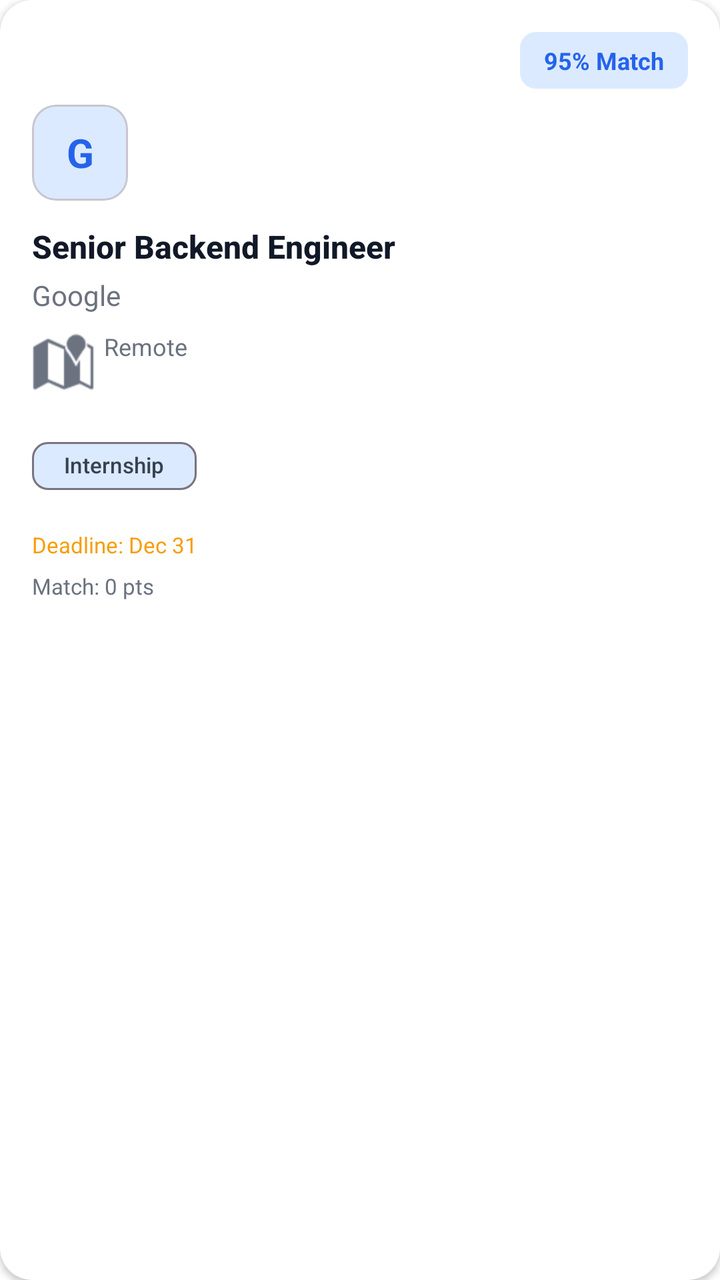
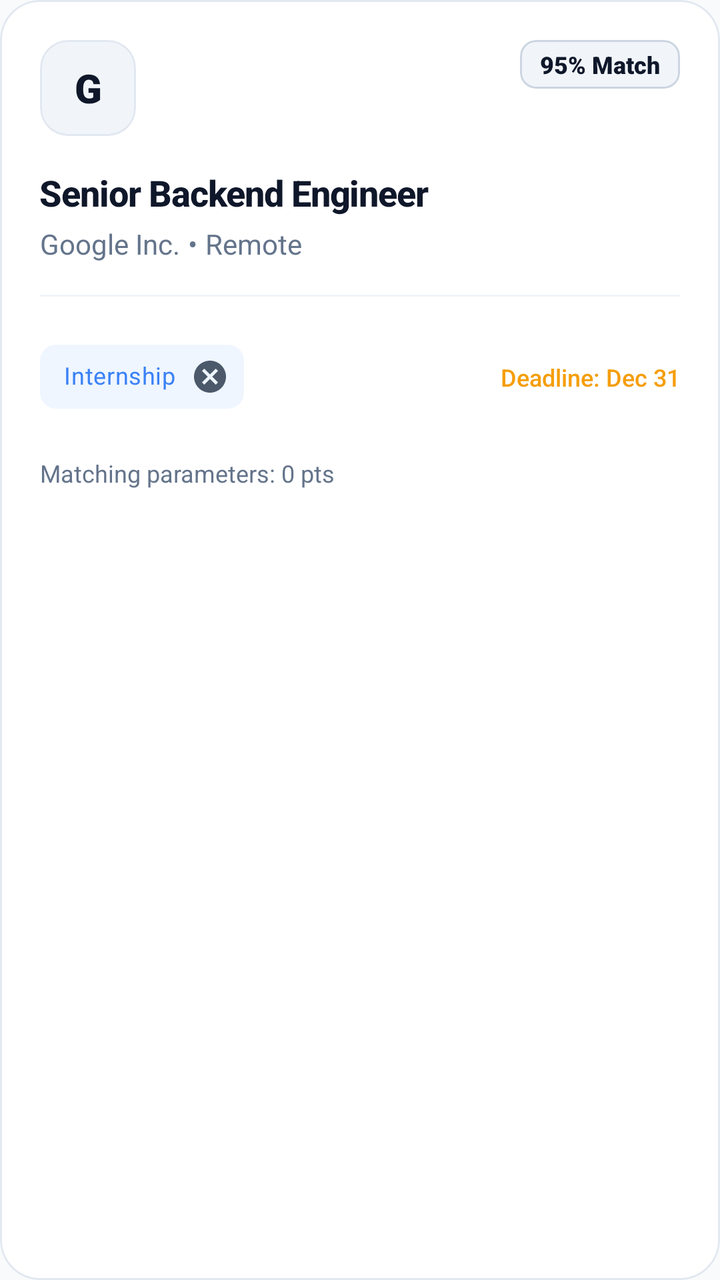

Screens rendered from an Android XML layout before and after an edit, with the pre-edit source and the edit as a unified diff.
<!-- AndroidManifest.xml: application theme Theme.MyApplication -->
<!-- res/layout/item_opportunity_horizontal.xml -->
<?xml version="1.0" encoding="utf-8"?>
<com.google.android.material.card.MaterialCardView xmlns:android="http://schemas.android.com/apk/res/android"
    xmlns:app="http://schemas.android.com/apk/res-auto"
    android:layout_width="280dp"
    android:layout_height="wrap_content"
    android:layout_marginEnd="12dp"
    app:cardCornerRadius="16dp"
    app:cardElevation="2dp"
    app:cardBackgroundColor="@color/card_background"
    app:strokeWidth="0dp">

    <androidx.constraintlayout.widget.ConstraintLayout
        android:layout_width="match_parent"
        android:layout_height="wrap_content"
        android:padding="16dp">

        
        <TextView
            android:id="@+id/tv_match_badge"
            android:layout_width="wrap_content"
            android:layout_height="wrap_content"
            android:background="@drawable/match_background"
            android:paddingHorizontal="12dp"
            android:paddingVertical="6dp"
            android:text="95% Match"
            android:textColor="@color/primary"
            android:textSize="12sp"
            android:textStyle="bold"
            app:layout_constraintEnd_toEndOf="parent"
            app:layout_constraintTop_toTopOf="parent" />

        
        <com.google.android.material.card.MaterialCardView
            android:id="@+id/company_logo_container"
            android:layout_width="48dp"
            android:layout_height="48dp"
            android:layout_marginTop="8dp"
            app:cardCornerRadius="12dp"
            app:cardElevation="0dp"
            app:cardBackgroundColor="@color/primary_container"
            app:layout_constraintStart_toStartOf="parent"
            app:layout_constraintTop_toBottomOf="@id/tv_match_badge">

            <TextView
                android:id="@+id/company_initial"
                android:layout_width="match_parent"
                android:layout_height="match_parent"
                android:gravity="center"
                android:text="G"
                android:textColor="@color/primary"
                android:textSize="20sp"
                android:textStyle="bold" />

        </com.google.android.material.card.MaterialCardView>

        
        <TextView
            android:id="@+id/tv_title"
            android:layout_width="0dp"
            android:layout_height="wrap_content"
            android:layout_marginTop="12dp"
            android:ellipsize="end"
            android:fontFamily="sans-serif-medium"
            android:maxLines="2"
            android:text="Senior Backend Engineer"
            android:textColor="@color/on_background"
            android:textSize="16sp"
            android:textStyle="bold"
            app:layout_constraintEnd_toEndOf="parent"
            app:layout_constraintStart_toStartOf="parent"
            app:layout_constraintTop_toBottomOf="@id/company_logo_container" />

        
        <TextView
            android:id="@+id/tv_company"
            android:layout_width="wrap_content"
            android:layout_height="wrap_content"
            android:layout_marginTop="4dp"
            android:text="Google"
            android:textColor="@color/on_surface_variant"
            android:textSize="14sp"
            app:layout_constraintStart_toStartOf="parent"
            app:layout_constraintTop_toBottomOf="@id/tv_title" />

        
        <TextView
            android:id="@+id/tv_location"
            android:layout_width="wrap_content"
            android:layout_height="wrap_content"
            android:layout_marginTop="8dp"
            android:drawablePadding="4dp"
            android:text="Remote"
            android:textColor="@color/on_surface_variant"
            android:textSize="12sp"
            app:drawableStartCompat="@android:drawable/ic_dialog_map"
            app:drawableTint="@color/on_surface_variant"
            app:layout_constraintStart_toStartOf="parent"
            app:layout_constraintTop_toBottomOf="@id/tv_company" />

        
        <com.google.android.material.chip.Chip
            android:id="@+id/chip_type"
            style="@style/Widget.Material3.Chip.Assist"
            android:layout_width="wrap_content"
            android:layout_height="wrap_content"
            android:layout_marginTop="12dp"
            android:text="@string/internship"
            android:textSize="11sp"
            app:chipBackgroundColor="@color/info_bg"
            app:chipMinHeight="24dp"
            app:layout_constraintStart_toStartOf="parent"
            app:layout_constraintTop_toBottomOf="@id/tv_location" />

        
        <TextView
            android:id="@+id/tv_deadline"
            android:layout_width="wrap_content"
            android:layout_height="wrap_content"
            android:layout_marginTop="8dp"
            android:text="Deadline: Dec 31"
            android:textColor="@color/warning"
            android:textSize="11sp"
            app:layout_constraintStart_toStartOf="parent"
            app:layout_constraintTop_toBottomOf="@id/chip_type" />

        <TextView
            android:id="@+id/tvMatchScore"
            android:layout_width="wrap_content"
            android:layout_height="wrap_content"
            android:layout_marginTop="6dp"
            android:text="Match: 0 pts"
            android:textColor="@color/on_surface_variant"
            android:textSize="11sp"
            app:layout_constraintStart_toStartOf="parent"
            app:layout_constraintTop_toBottomOf="@id/tv_deadline" />

    </androidx.constraintlayout.widget.ConstraintLayout>

</com.google.android.material.card.MaterialCardView>
<!-- resources referenced by this layout -->
<resources>
  <color name="card_background">#FFFFFF</color>
  <color name="info_bg">#DBEAFE</color>
  <color name="on_background">#111827</color>
  <color name="on_surface_variant">#6B7280</color>
  <color name="primary">#2563EB</color>
  <color name="primary_container">#DBEAFE</color>
  <color name="warning">#F59E0B</color>
  <!-- drawable match_background (drawable) -->
  <?xml version="1.0" encoding="utf-8"?>
  <shape xmlns:android="http://schemas.android.com/apk/res/android"
      android:shape="rectangle">
      <solid android:color="@color/primary_container" />
      <corners android:radius="8dp" />
  </shape>
  <string name="internship">Internship</string>
  <style name="Theme.MyApplication" parent="Base.Theme.MyApplication" />
  <style name="Base.Theme.MyApplication" parent="Theme.Material3.Light.NoActionBar">
          
          <item name="colorPrimary">@color/primary</item>
          <item name="colorPrimaryVariant">@color/primary_dark</item>
          <item name="colorOnPrimary">@color/on_primary</item>
          <item name="colorPrimaryContainer">@color/primary_container</item>
          
          
          <item name="colorSecondary">@color/secondary</item>
          <item name="colorSecondaryVariant">@color/secondary_dark</item>
          <item name="colorOnSecondary">@color/on_secondary</item>
          <item name="colorSecondaryContainer">@color/secondary_container</item>
          
          
          <item name="colorTertiary">@color/tertiary</item>
          <item name="colorTertiaryContainer">@color/tertiary_container</item>
          
          
          <item name="android:colorBackground">@color/background</item>
          <item name="colorSurface">@color/surface</item>
          <item name="colorSurfaceVariant">@color/surface_variant</item>
          <item name="colorOnBackground">@color/on_background</item>
          <item name="colorOnSurface">@color/on_surface</item>
          
          
          <item name="colorError">@color/error</item>
          
          
          <item name="android:statusBarColor">@color/background</item>
          <item name="android:windowLightStatusBar">true</item>
          
          
          <item name="android:navigationBarColor">@color/background</item>
          <item name="android:windowLightNavigationBar">true</item>
          
          
          <item name="shapeAppearanceSmallComponent">@style/ShapeAppearance.App.SmallComponent</item>
          <item name="shapeAppearanceMediumComponent">@style/ShapeAppearance.App.MediumComponent</item>
          <item name="shapeAppearanceLargeComponent">@style/ShapeAppearance.App.LargeComponent</item>
      </style>
  <color name="primary_dark">#1E40AF</color>
  <color name="on_primary">#FFFFFF</color>
  <color name="secondary">#7C3AED</color>
  <color name="secondary_dark">#6D28D9</color>
  <color name="on_secondary">#FFFFFF</color>
  <color name="secondary_container">#EDE9FE</color>
  <color name="tertiary">#059669</color>
  <color name="tertiary_container">#D1FAE5</color>
  <color name="background">#FFFFFF</color>
  <color name="surface">#F9FAFB</color>
  <color name="surface_variant">#F3F4F6</color>
  <color name="on_surface">#374151</color>
  <color name="error">#EF4444</color>
  <style name="ShapeAppearance.App.SmallComponent" parent="ShapeAppearance.Material3.SmallComponent">
          <item name="cornerFamily">rounded</item>
          <item name="cornerSize">8dp</item>
      </style>
  <style name="ShapeAppearance.App.MediumComponent" parent="ShapeAppearance.Material3.MediumComponent">
          <item name="cornerFamily">rounded</item>
          <item name="cornerSize">12dp</item>
      </style>
  <style name="ShapeAppearance.App.LargeComponent" parent="ShapeAppearance.Material3.LargeComponent">
          <item name="cornerFamily">rounded</item>
          <item name="cornerSize">16dp</item>
      </style>
</resources>

<!-- the commit's change to res/layout/item_opportunity_horizontal.xml (unified diff, before → after) -->
@@ -1,45 +1,58 @@
 <?xml version="1.0" encoding="utf-8"?>
 <com.google.android.material.card.MaterialCardView xmlns:android="http://schemas.android.com/apk/res/android"
     xmlns:app="http://schemas.android.com/apk/res-auto"
-    android:layout_width="280dp"
+    android:layout_width="300dp"
     android:layout_height="wrap_content"
-    android:layout_marginEnd="12dp"
-    app:cardCornerRadius="16dp"
-    app:cardElevation="2dp"
+    android:layout_marginEnd="16dp"
+    android:layout_marginVertical="10dp"
+    app:cardCornerRadius="20dp"
+    app:cardElevation="0dp"
     app:cardBackgroundColor="@color/card_background"
-    app:strokeWidth="0dp">
+    app:strokeColor="@color/outline"
+    app:strokeWidth="1dp">
 
     <androidx.constraintlayout.widget.ConstraintLayout
         android:layout_width="match_parent"
-        android:layout_height="wrap_content"
-        android:padding="16dp">
+        android:layout_height="match_parent"
+        android:padding="20dp">
 
         
-        <TextView
-            android:id="@+id/tv_match_badge"
+        <com.google.android.material.card.MaterialCardView
+            android:id="@+id/tv_match_badge_container"
             android:layout_width="wrap_content"
             android:layout_height="wrap_content"
-            android:background="@drawable/match_background"
-            android:paddingHorizontal="12dp"
-            android:paddingVertical="6dp"
-            android:text="95% Match"
-            android:textColor="@color/primary"
-            android:textSize="12sp"
-            android:textStyle="bold"
+            app:cardCornerRadius="8dp"
+            app:cardElevation="0dp"
+            app:cardBackgroundColor="@color/surface_variant"
+            app:strokeWidth="1dp"
+            app:strokeColor="@color/outline_variant"
             app:layout_constraintEnd_toEndOf="parent"
-            app:layout_constraintTop_toTopOf="parent" />
+            app:layout_constraintTop_toTopOf="parent">
+            
+            <TextView
+                android:id="@+id/tv_match_badge"
+                android:layout_width="wrap_content"
+                android:layout_height="wrap_content"
+                android:paddingHorizontal="10dp"
+                android:paddingVertical="4dp"
+                android:text="95% Match"
+                android:textColor="@color/primary"
+                android:textSize="12sp"
+                android:fontFamily="sans-serif-black" />
+        </com.google.android.material.card.MaterialCardView>
 
         
         <com.google.android.material.card.MaterialCardView
             android:id="@+id/company_logo_container"
             android:layout_width="48dp"
             android:layout_height="48dp"
-            android:layout_marginTop="8dp"
-            app:cardCornerRadius="12dp"
+            app:cardCornerRadius="14dp"
             app:cardElevation="0dp"
             app:cardBackgroundColor="@color/primary_container"
+            app:strokeWidth="1dp"
+            app:strokeColor="@color/outline"
             app:layout_constraintStart_toStartOf="parent"
-            app:layout_constraintTop_toBottomOf="@id/tv_match_badge">
+            app:layout_constraintTop_toTopOf="parent">
 
             <TextView
                 android:id="@+id/company_initial"
@@ -49,8 +62,7 @@
                 android:text="G"
                 android:textColor="@color/primary"
                 android:textSize="20sp"
-                android:textStyle="bold" />
-
+                android:fontFamily="sans-serif-black" />
         </com.google.android.material.card.MaterialCardView>
 
         
@@ -58,13 +70,14 @@
             android:id="@+id/tv_title"
             android:layout_width="0dp"
             android:layout_height="wrap_content"
-            android:layout_marginTop="12dp"
+            android:layout_marginTop="16dp"
             android:ellipsize="end"
             android:fontFamily="sans-serif-medium"
+            android:letterSpacing="-0.02"
             android:maxLines="2"
             android:text="Senior Backend Engineer"
             android:textColor="@color/on_background"
-            android:textSize="16sp"
+            android:textSize="18sp"
             android:textStyle="bold"
             app:layout_constraintEnd_toEndOf="parent"
             app:layout_constraintStart_toStartOf="parent"
@@ -76,63 +89,85 @@
             android:layout_width="wrap_content"
             android:layout_height="wrap_content"
             android:layout_marginTop="4dp"
-            android:text="Google"
+            android:text="Google Inc."
+            android:fontFamily="sans-serif"
             android:textColor="@color/on_surface_variant"
             android:textSize="14sp"
             app:layout_constraintStart_toStartOf="parent"
             app:layout_constraintTop_toBottomOf="@id/tv_title" />
+            
+        <TextView
+            android:id="@+id/tv_dot"
+            android:layout_width="wrap_content"
+            android:layout_height="wrap_content"
+            android:layout_marginStart="4dp"
+            android:text="•"
+            android:textColor="@color/on_surface_variant"
+            android:textSize="14sp"
+            app:layout_constraintStart_toEndOf="@id/tv_company"
+            app:layout_constraintTop_toTopOf="@id/tv_company" />
 
-        
         <TextView
             android:id="@+id/tv_location"
             android:layout_width="wrap_content"
             android:layout_height="wrap_content"
-            android:layout_marginTop="8dp"
-            android:drawablePadding="4dp"
+            android:layout_marginStart="4dp"
             android:text="Remote"
             android:textColor="@color/on_surface_variant"
-            android:textSize="12sp"
-            app:drawableStartCompat="@android:drawable/ic_dialog_map"
-            app:drawableTint="@color/on_surface_variant"
-            app:layout_constraintStart_toStartOf="parent"
+            android:textSize="14sp"
+            app:layout_constraintStart_toEndOf="@id/tv_dot"
+            app:layout_constraintTop_toTopOf="@id/tv_company" />
+
+        <View
+            android:id="@+id/divider"
+            android:layout_width="match_parent"
+            android:layout_height="1dp"
+            android:layout_marginTop="16dp"
+            android:background="@color/divider"
             app:layout_constraintTop_toBottomOf="@id/tv_company" />
 
         
+        
         <com.google.android.material.chip.Chip
             android:id="@+id/chip_type"
-            style="@style/Widget.Material3.Chip.Assist"
+            style="@style/Widget.MaterialComponents.Chip.Entry"
             android:layout_width="wrap_content"
             android:layout_height="wrap_content"
-            android:layout_marginTop="12dp"
+            android:layout_marginTop="16dp"
+            android:fontFamily="sans-serif-medium"
             android:text="@string/internship"
-            android:textSize="11sp"
-            app:chipBackgroundColor="@color/info_bg"
-            app:chipMinHeight="24dp"
+            android:textColor="@color/secondary"
+            android:textSize="12sp"
+            app:chipBackgroundColor="@color/secondary_container"
+            app:chipCornerRadius="8dp"
+            app:chipMinHeight="32dp"
+            app:chipStrokeWidth="0dp"
             app:layout_constraintStart_toStartOf="parent"
-            app:layout_constraintTop_toBottomOf="@id/tv_location" />
+            app:layout_constraintTop_toBottomOf="@id/divider" />
 
         
         <TextView
             android:id="@+id/tv_deadline"
             android:layout_width="wrap_content"
             android:layout_height="wrap_content"
-            android:layout_marginTop="8dp"
             android:text="Deadline: Dec 31"
             android:textColor="@color/warning"
-            android:textSize="11sp"
-            app:layout_constraintStart_toStartOf="parent"
-            app:layout_constraintTop_toBottomOf="@id/chip_type" />
+            android:textSize="12sp"
+            android:fontFamily="sans-serif-medium"
+            app:layout_constraintEnd_toEndOf="parent"
+            app:layout_constraintBottom_toBottomOf="@id/chip_type"
+            app:layout_constraintTop_toTopOf="@id/chip_type" />
 
         <TextView
             android:id="@+id/tvMatchScore"
             android:layout_width="wrap_content"
             android:layout_height="wrap_content"
-            android:layout_marginTop="6dp"
-            android:text="Match: 0 pts"
+            android:layout_marginTop="16dp"
+            android:text="Matching parameters: 0 pts"
             android:textColor="@color/on_surface_variant"
-            android:textSize="11sp"
+            android:textSize="12sp"
             app:layout_constraintStart_toStartOf="parent"
-            app:layout_constraintTop_toBottomOf="@id/tv_deadline" />
+            app:layout_constraintTop_toBottomOf="@id/chip_type" />
 
     </androidx.constraintlayout.widget.ConstraintLayout>
 
<!-- resource entries referenced after the edit -->
@@ -1,19 +1,14 @@
 <!-- resources referenced by this layout -->
 <resources>
   <color name="card_background">#FFFFFF</color>
-  <color name="info_bg">#DBEAFE</color>
-  <color name="on_background">#111827</color>
-  <color name="on_surface_variant">#6B7280</color>
-  <color name="primary">#2563EB</color>
-  <color name="primary_container">#DBEAFE</color>
+  <color name="divider">#F1F5F9</color>
+  <color name="on_background">#0F172A</color>
+  <color name="on_surface_variant">#64748B</color>
+  <color name="outline">#E2E8F0</color>
+  <color name="outline_variant">#CBD5E1</color>
+  <color name="primary">#0F172A</color>
+  <color name="primary_container">#F1F5F9</color>
   <color name="warning">#F59E0B</color>
-  <!-- drawable match_background (drawable) -->
-  <?xml version="1.0" encoding="utf-8"?>
-  <shape xmlns:android="http://schemas.android.com/apk/res/android"
-      android:shape="rectangle">
-      <solid android:color="@color/primary_container" />
-      <corners android:radius="8dp" />
-  </shape>
   <string name="internship">Internship</string>
   <style name="Theme.MyApplication" parent="Base.Theme.MyApplication" />
   <style name="Base.Theme.MyApplication" parent="Theme.Material3.Light.NoActionBar">
@@ -56,18 +51,18 @@
           <item name="shapeAppearanceMediumComponent">@style/ShapeAppearance.App.MediumComponent</item>
           <item name="shapeAppearanceLargeComponent">@style/ShapeAppearance.App.LargeComponent</item>
       </style>
-  <color name="primary_dark">#1E40AF</color>
+  <color name="primary_dark">#020617</color>
   <color name="on_primary">#FFFFFF</color>
-  <color name="secondary">#7C3AED</color>
-  <color name="secondary_dark">#6D28D9</color>
+  <color name="secondary">#3B82F6</color>
+  <color name="secondary_dark">#2563EB</color>
   <color name="on_secondary">#FFFFFF</color>
-  <color name="secondary_container">#EDE9FE</color>
-  <color name="tertiary">#059669</color>
-  <color name="tertiary_container">#D1FAE5</color>
-  <color name="background">#FFFFFF</color>
-  <color name="surface">#F9FAFB</color>
-  <color name="surface_variant">#F3F4F6</color>
-  <color name="on_surface">#374151</color>
+  <color name="secondary_container">#EFF6FF</color>
+  <color name="tertiary">#6366F1</color>
+  <color name="tertiary_container">#EEF2FF</color>
+  <color name="background">#F8FAFC</color>
+  <color name="surface">#FFFFFF</color>
+  <color name="surface_variant">#F1F5F9</color>
+  <color name="on_surface">#334155</color>
   <color name="error">#EF4444</color>
   <style name="ShapeAppearance.App.SmallComponent" parent="ShapeAppearance.Material3.SmallComponent">
           <item name="cornerFamily">rounded</item>
